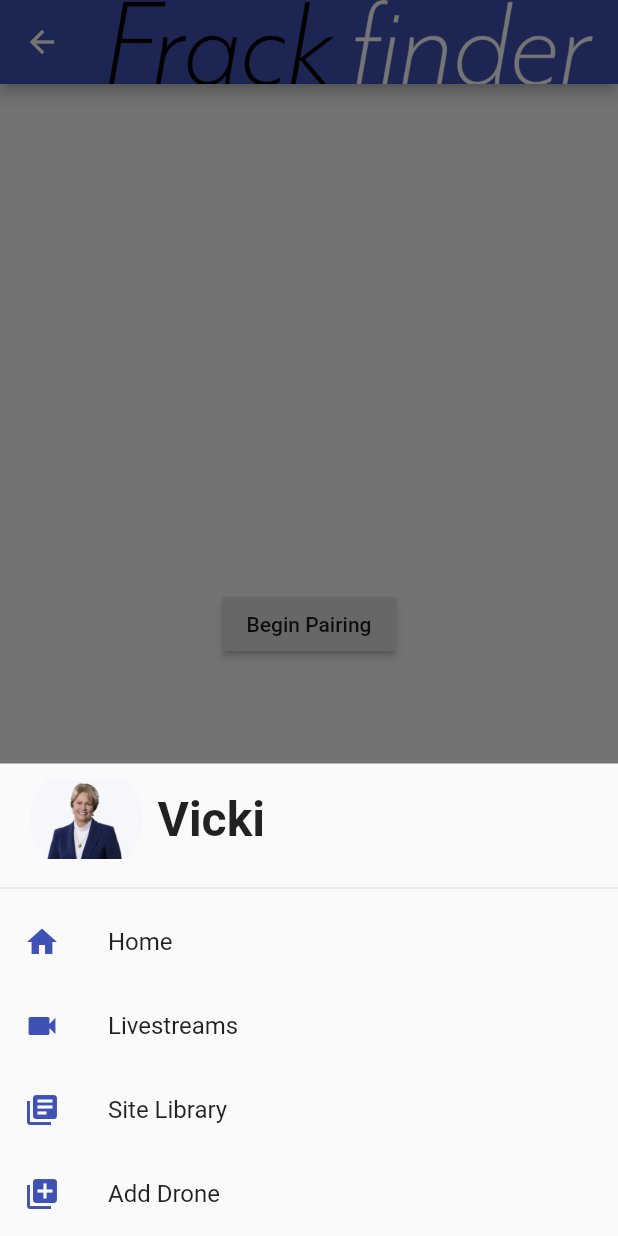
After one commit to Arham4/frackfinder-earthxhack, a Flutter app: the Page screen opened directly, after a tap on the "menu" icon, on a phone screen of 412 x 824 dp. The commit adds this screen. Run offline on Flutter 3.47's test engine with Material 2 defaults, Android fonts, the light colour scheme and no system bars.

Commit message:
Add "Add drone" page and reduce code duplication with pages

```diff
--- /dev/null
+++ b/frackfinder/lib/add_drone.dart
@@ -0,0 +1,17 @@
+import 'package:flutter/material.dart';
+import 'package:frackfinder/page.dart';
+
+class AddDronePage extends StatelessWidget {
+  @override
+  Widget build(BuildContext context) {
+    return Page(
+      pageName: '/add_drone',
+      body: Center(
+        child: RaisedButton(
+          child: Text("Begin Pairing"),
+          onPressed: () {},
+        ),
+      ),
+    );
+  }
+}
--- a/frackfinder/lib/login.dart
+++ b/frackfinder/lib/login.dart
@@ -1,4 +1,5 @@
 import 'package:flutter/material.dart';
+import 'package:frackfinder/add_drone.dart';
 import 'package:frackfinder/home.dart';
 
 void main() => runApp(MyApp());
@@ -15,6 +16,7 @@
       routes: {
         '/': (BuildContext context) => LoginPage(),
         '/home': (BuildContext context) => HomePage(),
+        '/add_drone': (BuildContext context) => AddDronePage(),
       },
     );
   }
--- /dev/null
+++ b/frackfinder/lib/page.dart
@@ -0,0 +1,155 @@
+import 'package:flutter/material.dart';
+
+class Page extends StatefulWidget {
+  final Widget body;
+  final String pageName;
+
+  Page({this.pageName, this.body});
+
+  @override
+  State<StatefulWidget> createState() {
+    return _PageState(pageName, body);
+  }
+}
+
+class _PageState extends State<Page> {
+  final String pageName;
+  final Widget body;
+
+  _PageState(this.pageName, this.body);
+
+  @override
+  Widget build(BuildContext context) {
+    return Scaffold(
+      appBar: AppBar(
+        title: Center(
+          child: Padding(
+            padding: EdgeInsets.symmetric(vertical: 10),
+            child: Image.asset('images/logo_text.png'),
+          ),
+        ),
+      ),
+      bottomNavigationBar: BottomAppBar(
+        color: Theme.of(context).primaryColor,
+        child: new Row(
+          mainAxisSize: MainAxisSize.max,
+          mainAxisAlignment: MainAxisAlignment.spaceBetween,
+          children: <Widget>[
+            IconButton(
+              icon: Icon(Icons.menu),
+              onPressed: _showMenu,
+            ),
+            IconButton(
+              icon: Icon(Icons.search),
+              onPressed: () {},
+            ),
+          ],
+        ),
+      ),
+      body: body,
+    );
+  }
+
+  void _showMenu() {
+    showModalBottomSheet(
+      context: context,
+      builder: (BuildContext context) {
+        return Column(
+          mainAxisSize: MainAxisSize.min,
+          children: <Widget>[
+            ProfileWidget(
+              Image.asset("images/dummy_profile_picture.jpg"),
+              'Vicki',
+              MainAxisAlignment.start,
+              fillerWidget: SizedBox(
+                width: 10,
+              ),
+            ),
+            ListTile(
+              leading: Icon(
+                Icons.home,
+                color: Theme.of(context).primaryColor,
+              ),
+              title: Text('Home'),
+              onTap: () => _navigateToNamed('/home'),
+            ),
+            ListTile(
+              leading: Icon(
+                Icons.videocam,
+                color: Theme.of(context).primaryColor,
+              ),
+              title: Text('Livestreams'),
+              onTap: () => _navigateToNamed('/livestreams'),
+            ),
+            ListTile(
+              leading: Icon(
+                Icons.library_books,
+                color: Theme.of(context).primaryColor,
+              ),
+              title: Text('Site Library'),
+              onTap: () => _navigateToNamed('/library'),
+            ),
+            ListTile(
+              leading: Icon(
+                Icons.library_add,
+                color: Theme.of(context).primaryColor,
+              ),
+              title: Text("Add Drone"),
+              onTap: () => _navigateToNamed('/add_drone'),
+            )
+          ],
+        );
+      },
+    );
+  }
+
+  void _navigateToNamed(String name) {
+    if (name == pageName) {
+      Navigator.pop(context);
+    } else {
+      Navigator.pushReplacementNamed(context, name);
+    }
+  }
+}
+
+class ProfileWidget extends StatelessWidget {
+  final String text;
+  final Image image;
+  final MainAxisAlignment axisAlignment;
+  final Widget fillerWidget;
+
+  ProfileWidget(this.image, this.text, this.axisAlignment, {this.fillerWidget});
+
+  @override
+  Widget build(BuildContext context) {
+    return Column(
+      children: <Widget>[
+        Padding(
+          padding: EdgeInsets.symmetric(horizontal: 20),
+          child: Row(
+            mainAxisAlignment: axisAlignment,
+            children: <Widget>[
+              Container(
+                width: 75,
+                height: 75,
+                child: ClipRRect(
+                  borderRadius: BorderRadius.circular(50),
+                  child: image,
+                ),
+              ),
+              fillerWidget != null ? fillerWidget : SizedBox(),
+              Text(
+                text,
+                style: TextStyle(
+                  fontWeight: FontWeight.bold,
+                  fontSize: 32,
+                ),
+              )
+            ],
+          ),
+        ),
+        Divider(),
+      ],
+    );
+  }
+}
```
Also changed, not shown: frackfinder/lib/home.dart (+3 -123 lines).
